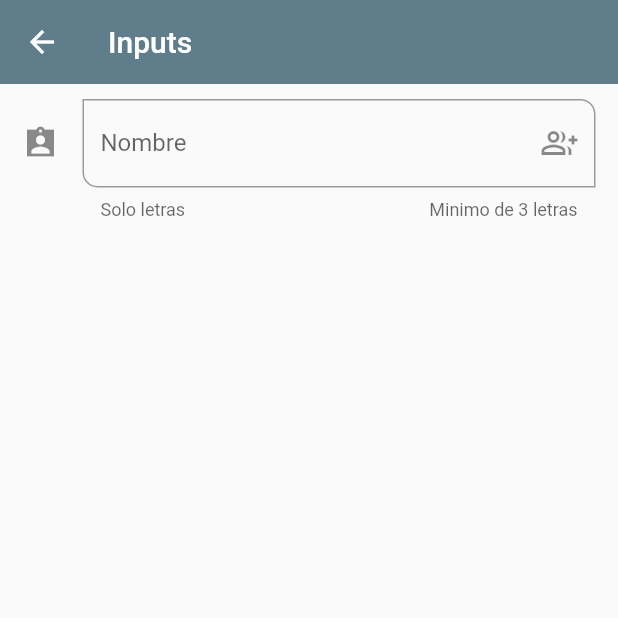
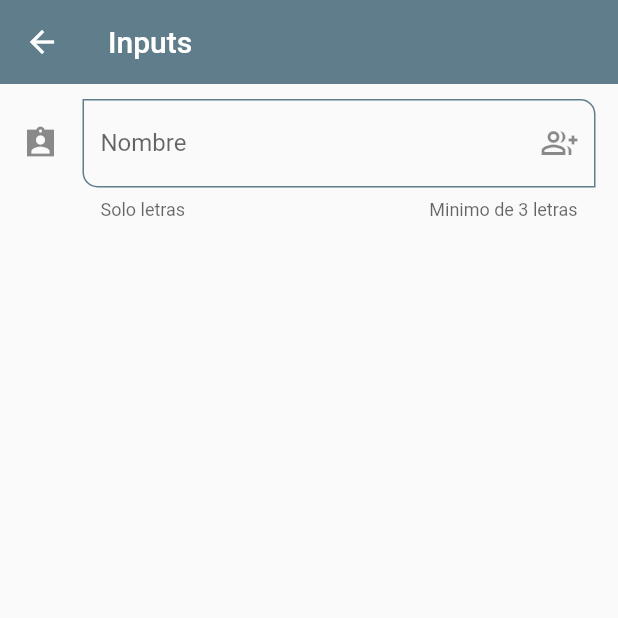
Before and after one commit to andresar784/UdemyFlutterCourse, a Flutter app: the InputScreen screen opened by its route, on a phone screen of 412 x 824 dp, the top half of it. Run offline on Flutter 3.47's test engine with Material 2 defaults, Android fonts, the phone set to English and light mode, and no system bars.

Commit message:
INPUTS classe 90

```diff
--- a/lib/models/themes/appthemes.dart
+++ b/lib/models/themes/appthemes.dart
@@ -20,5 +20,28 @@ class AppTheme {
           style: ElevatedButton.styleFrom(
               primary: Colors.indigo,
               shape: const StadiumBorder(),
-              elevation: 0)));
+              elevation: 0)),
+
+              inputDecorationTheme: const InputDecorationTheme(
+          floatingLabelStyle: TextStyle(color: primary),
+          enabledBorder: OutlineInputBorder(
+            borderSide: BorderSide(color: primary),
+            borderRadius: BorderRadius.only(
+                bottomLeft: Radius.circular(10), topRight: Radius.circular(10)),
+
+
+          ),
+          focusedBorder: OutlineInputBorder(
+            borderSide: BorderSide(color: primary),
+            borderRadius: BorderRadius.only(
+                bottomLeft: Radius.circular(10), topRight: Radius.circular(10)),
+          ),
+          border: OutlineInputBorder(
+            borderRadius: BorderRadius.only(
+                bottomLeft: Radius.circular(10), topRight: Radius.circular(10)),
+          )));
+
+
+
+
 }
--- a/lib/screens/inputscreens.dart
+++ b/lib/screens/inputscreens.dart
@@ -1,4 +1,8 @@
 import 'package:flutter/material.dart';
+
+import '../widgets/widgets.dart';
+
+
 
 class InputScreen extends StatelessWidget {
   const InputScreen({Key? key}) : super(key: key);
@@ -14,33 +18,8 @@ class InputScreen extends StatelessWidget {
         child: Padding(
           padding: const EdgeInsets.symmetric(vertical: 10, horizontal: 15),
           child: Column(
-            children: [
-              TextFormField(
-                autofocus: false,
-                initialValue: '',
-                textCapitalization: TextCapitalization.words,
-                onChanged: (value) {},
-                validator: (value) {
-                  if (value == null) return 'este campo es requerido';
-                  return value.length < 3 ? 'Minimo de 3 letras' : null;
-                },
-                autovalidateMode: AutovalidateMode.onUserInteraction,
-                decoration: const InputDecoration(
-                  hintText: 'Nombre del Usuario',
-                  labelText: 'Nombre',
-                  helperText: 'Solo letras',
-                  counterText: 'Minimo de 3 letras',
-                  //prefixIcon: Icon(Icons.verified_user_sharp),
-                  suffixIcon: Icon(Icons.group_add_outlined),
-                  icon: Icon(Icons.assignment_ind_sharp ),
-                  border: OutlineInputBorder(
-                    borderRadius: BorderRadius.only(
-                      bottomLeft: Radius.circular(10),
-                      topRight: Radius.circular(10)
-                    )
-                  )
-                ),
-              )
+            children: const [
+              CustomInputField()
             ],
           ),
         ),
--- /dev/null
+++ b/lib/widgets/inputcutomfield.dart
@@ -0,0 +1,32 @@
+import 'package:flutter/material.dart';
+
+class CustomInputField extends StatelessWidget {
+  const CustomInputField({
+    Key? key,
+  }) : super(key: key);
+
+  @override
+  Widget build(BuildContext context) {
+    return TextFormField(
+      autofocus: false,
+      initialValue: '',
+      textCapitalization: TextCapitalization.words,
+      onChanged: (value) {},
+      validator: (value) {
+        if (value == null) return 'este campo es requerido';
+        return value.length < 3 ? 'Minimo de 3 letras' : null;
+      },
+      autovalidateMode: AutovalidateMode.onUserInteraction,
+      decoration: const InputDecoration(
+        hintText: 'Nombre del Usuario',
+        labelText: 'Nombre',
+        helperText: 'Solo letras',
+        counterText: 'Minimo de 3 letras',
+        //prefixIcon: Icon(Icons.verified_user_sharp),
+        suffixIcon: Icon(Icons.group_add_outlined),
+        icon: Icon(Icons.assignment_ind_sharp ),
+
+      ),
+    );
+  }
+}
--- a/lib/widgets/widgets.dart
+++ b/lib/widgets/widgets.dart
@@ -1,2 +1,4 @@
+export'package:flcomponents/widgets/inputcutomfield.dart';
+
 export 'package:flcomponents/widgets/customcardtype1.dart';
 export 'package:flcomponents/widgets/customcardtype2.dart';
```
